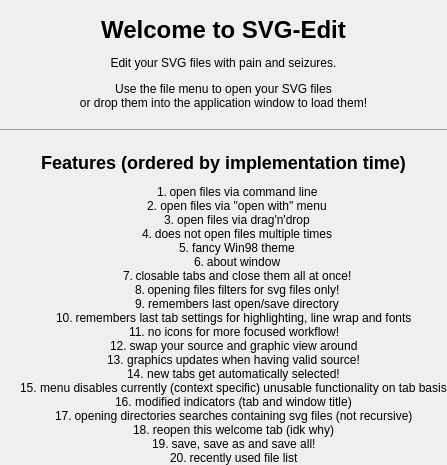
Qt form welcometab.ui (Salami555/uip-ex3-svg-edit) before a commit.
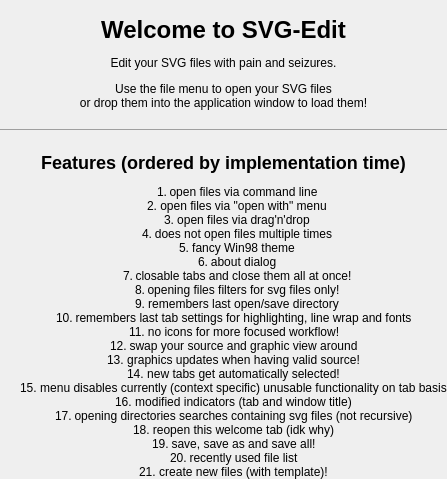
The same form after that commit.

Diff of the .ui file:
```diff
--- a/welcometab.ui
+++ b/welcometab.ui
@@ -47,7 +47,7 @@
 &lt;li&gt;open files via drag'n'drop&lt;/li&gt;
 &lt;li&gt;does not open files multiple times&lt;/li&gt;
 &lt;li&gt;fancy Win98 theme&lt;/li&gt;
-&lt;li&gt;about window&lt;/li&gt;
+&lt;li&gt;about dialog&lt;/li&gt;
 &lt;li&gt;closable tabs and close them all at once!&lt;/li&gt;
 &lt;li&gt;opening files filters for svg files only!&lt;/li&gt;
 &lt;li&gt;remembers last open/save directory&lt;/li&gt;
@@ -62,6 +62,7 @@
 &lt;li&gt;reopen this welcome tab (idk why)&lt;/li&gt;
 &lt;li&gt;save, save as and save all!&lt;/li&gt;
 &lt;li&gt;recently used file list&lt;/li&gt;
+&lt;li&gt;create new files (with template)!&lt;/li&gt;
 &lt;/ol&gt;
 &lt;/body&gt;
 &lt;/html&gt;</string>
```
